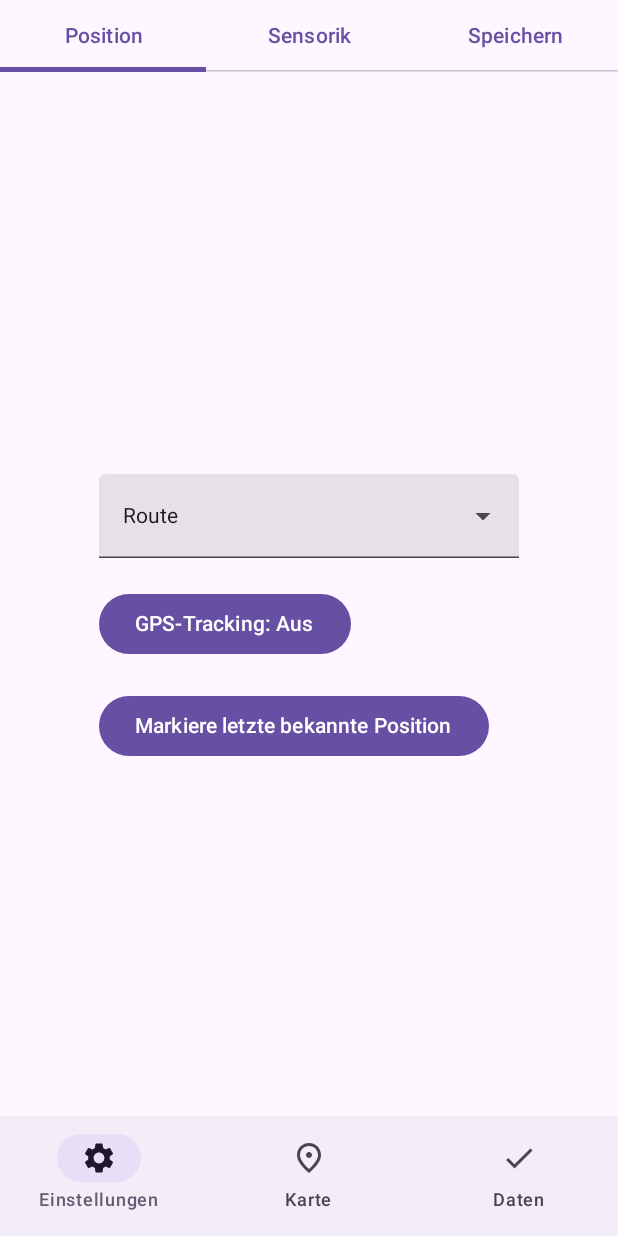
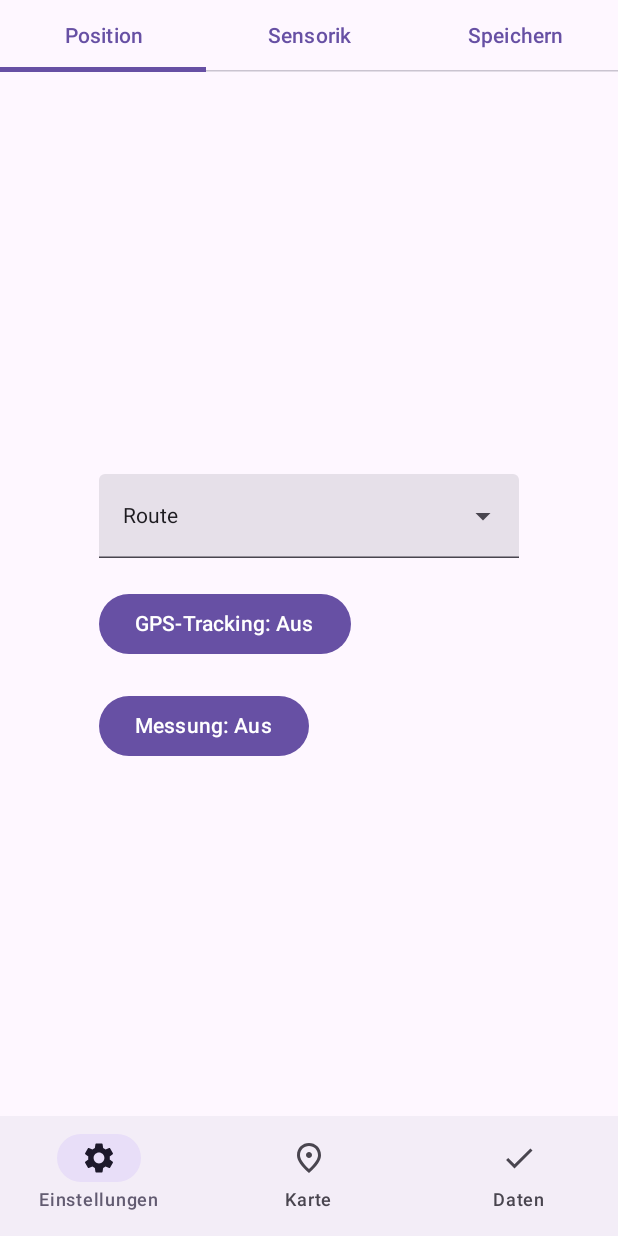
Before and after one commit to SellmannPhilipp/BoMoApp, an Android app built with Jetpack Compose: the screen it shows after launch (MainActivity), on a phone screen of 412 x 824 dp. Run offline under Robolectric (Android 15) with nearby library versions, the phone set to English and light mode, and no system bars; libraries missing offline, so code that uses them is left out: com.karumi.dexter; 1 statement that could not run was skipped.

Commit message:
Added button to start measurement

```diff
--- a/app/src/main/java/com/praktikum/bomoapp/activities/SettingsActivity.kt
+++ b/app/src/main/java/com/praktikum/bomoapp/activities/SettingsActivity.kt
@@ -36,6 +36,7 @@ import com.praktikum.bomoapp.ChromeTab
 import com.praktikum.bomoapp.DataSaver
 import com.praktikum.bomoapp.PathController
 import com.praktikum.bomoapp.viewmodels.LastLocationViewModel
+import com.praktikum.bomoapp.viewmodels.MeasurementViewModel
 import com.praktikum.bomoapp.viewmodels.SamplingRateViewModel
 
 @Composable
@@ -43,11 +44,12 @@ fun Settings() {
     val tabOptions = listOf("Position", "Sensorik", "Speichern") // Füge hier die gewünschten Tab-Optionen hinzu
     var selectedTabIndex by remember { mutableStateOf(0) }
 
-    val networkViewModel = NetworkTrackingViewModel(LocalContext.current)
+    //val networkViewModel = NetworkTrackingViewModel(LocalContext.current)
     val gpsViewModel = GpsTrackingViewModel(LocalContext.current)
     val accViewModel = AccelerometerViewModel(LocalContext.current)
     val gyrViewModel = GyroscopeViewModel(LocalContext.current)
     val mgnViewModel = MagnetometerViewModel(LocalContext.current)
+    val measurementViewModel = MeasurementViewModel(LocalContext.current)
 
     TabRow(selectedTabIndex) {
         tabOptions.forEachIndexed { index, title ->
@@ -71,7 +73,9 @@ fun Settings() {
                     Spacer(modifier = Modifier.height(20.dp))
                     GpsTracking(gpsViewModel)
                     Spacer(modifier = Modifier.height(20.dp))
-                    Marker()
+                    //Marker()
+                    //Spacer(modifier = Modifier.height(20.dp))
+                    Measurement(measurementViewModel)
                 }
             }
         }
@@ -200,6 +204,7 @@ fun Compass(viewModel: MagnetometerViewModel, acceleromter: AccelerometerViewMod
     }
 }
 
+/*
 @Composable
 fun Marker() {
     Button(
@@ -211,7 +216,7 @@ fun Marker() {
     ) {
         Text(text = "Markiere letzte bekannte Position")
     }
-}
+} */
 
 @OptIn(ExperimentalMaterial3Api::class)
 @Composable
@@ -326,3 +331,16 @@ fun MenuPath() {
         }
     }
 }
+
+@Composable
+fun Measurement(viewModel: MeasurementViewModel) {
+    var context: Context = LocalContext.current
+    var btnTextEnabled = if (viewModel.measurement) "Ein" else "Aus"
+    Button(
+        onClick = {
+            viewModel.toggleMeasurement()
+        }
+    ) {
+        Text(text = "Messung: $btnTextEnabled")
+    }
+}
--- /dev/null
+++ b/app/src/main/java/com/praktikum/bomoapp/viewmodels/MeasurementViewModel.kt
@@ -0,0 +1,28 @@
+package com.praktikum.bomoapp.viewmodels
+
+import android.content.Context
+import androidx.compose.runtime.getValue
+import androidx.compose.runtime.mutableStateOf
+import androidx.compose.runtime.setValue
+import androidx.lifecycle.ViewModel
+
+class MeasurementViewModel(context: Context) : ViewModel() {
+    private var ctx = context
+    var measurement by mutableStateOf(false)
+
+    fun toggleMeasurement() {
+        measurement = !measurement
+
+        // SharedPreferences-Instanz abrufen
+        val sharedPreferences = ctx.getSharedPreferences("Measurement", Context.MODE_PRIVATE)
+
+        // Editor zum Bearbeiten der SharedPreferences
+        val editor = sharedPreferences.edit()
+
+        // Den Wert von 'measurement' speichern
+        editor.putBoolean("measurement", measurement)
+
+        // Änderungen speichern
+        editor.apply()
+    }
+}
```
Also changed, not shown: app/src/main/java/com/praktikum/bomoapp/activities/MapActivity.kt (+5 -25 lines).
